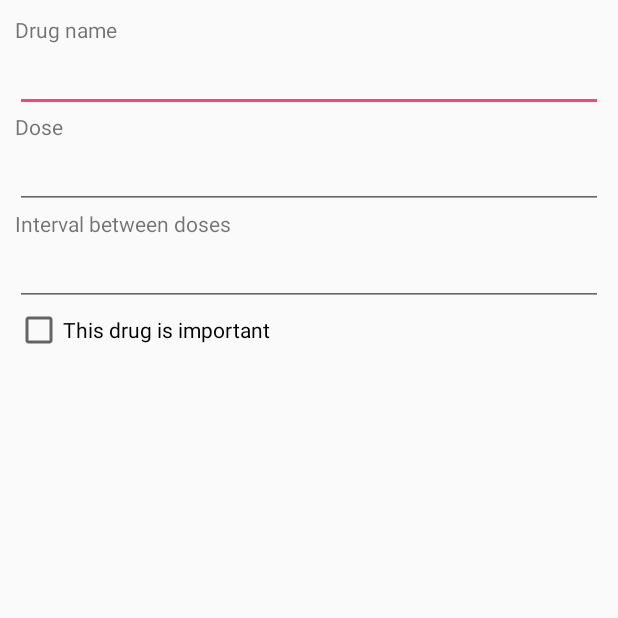
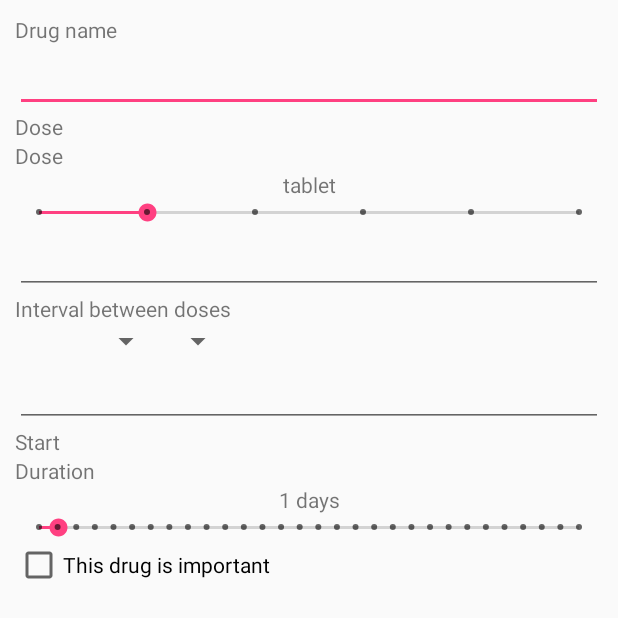
Before and after one commit to staki777/AndroidOrganiser, an Android app: the layout add_item_dialog.xml on its own in the app's theme, with its tools: preview values and no code run, on a phone screen of 412 x 824 dp. Shown: the top 618 px of the screen. Run offline under Robolectric (Android 15) with nearby library versions, the phone set to English and light mode, and no system bars.

Commit message:
drug add modification

```diff
--- a/app/src/main/res/layout/add_item_dialog.xml
+++ b/app/src/main/res/layout/add_item_dialog.xml
@@ -19,6 +19,23 @@
         android:layout_width="match_parent"
         android:layout_height="wrap_content"
         android:text="@string/drug_dose"/>
+    <TextView
+        android:layout_width="match_parent"
+        android:layout_height="wrap_content"
+        android:text="@string/drug_dose"/>
+    <TextView
+        android:layout_width="match_parent"
+        android:layout_height="wrap_content"
+        android:textAlignment="center"
+        android:text="tablet"
+        android:id="@+id/tv_seek1"/>
+    <SeekBar
+        android:id="@+id/seekBar"
+        style="@style/Widget.AppCompat.SeekBar.Discrete"
+        android:layout_width="match_parent"
+        android:layout_height="wrap_content"
+        android:max="5"
+        android:progress="1" />
     <EditText
         android:id="@+id/edit_dose"
         android:layout_width="match_parent"
@@ -28,11 +45,54 @@
         android:layout_width="match_parent"
         android:layout_height="wrap_content"
         android:text="@string/drug_interval"/>
+    <LinearLayout
+        android:layout_width="match_parent"
+        android:layout_height="wrap_content"
+        android:orientation="horizontal"
+        android:paddingLeft="50dp">
+        <Spinner
+            android:id="@+id/number_spinner"
+            android:layout_width="wrap_content"
+            android:layout_height="wrap_content"
+            />
+        <Spinner
+            android:id="@+id/des_spinner"
+            android:layout_width="wrap_content"
+            android:layout_height="wrap_content"
+            />
+    </LinearLayout>
     <EditText
         android:id="@+id/edit_interval"
         android:layout_width="match_parent"
         android:layout_height="wrap_content"
-        android:inputType="numberDecimal" />
+        />
+    <TextView
+        android:layout_width="match_parent"
+        android:layout_height="wrap_content"
+        android:text="@string/drug_start"/>
+    <LinearLayout
+        android:layout_width="match_parent"
+        android:layout_height="wrap_content"
+        android:orientation="horizontal"
+        android:paddingLeft="50dp">
+    </LinearLayout>
+    <TextView
+        android:layout_width="match_parent"
+        android:layout_height="wrap_content"
+        android:text="@string/drug_peroid"/>
+    <TextView
+        android:layout_width="match_parent"
+        android:layout_height="wrap_content"
+        android:textAlignment="center"
+        android:text="1 days"
+        android:id="@+id/tv_seek2"/>
+    <SeekBar
+        android:id="@+id/seekBar2"
+        style="@style/Widget.AppCompat.SeekBar.Discrete"
+        android:layout_width="match_parent"
+        android:layout_height="wrap_content"
+        android:max="29"
+        android:progress="1" />
 
     <android.support.v7.widget.AppCompatCheckBox
         android:id="@+id/edit_important"
```
Also changed, not shown: app/src/main/java/com/example/user/drugsorganiser/ViewModel/DialogHelper.java (+106 -1 lines), app/src/main/res/values/strings.xml (+10 -1 lines), 384 other files.
